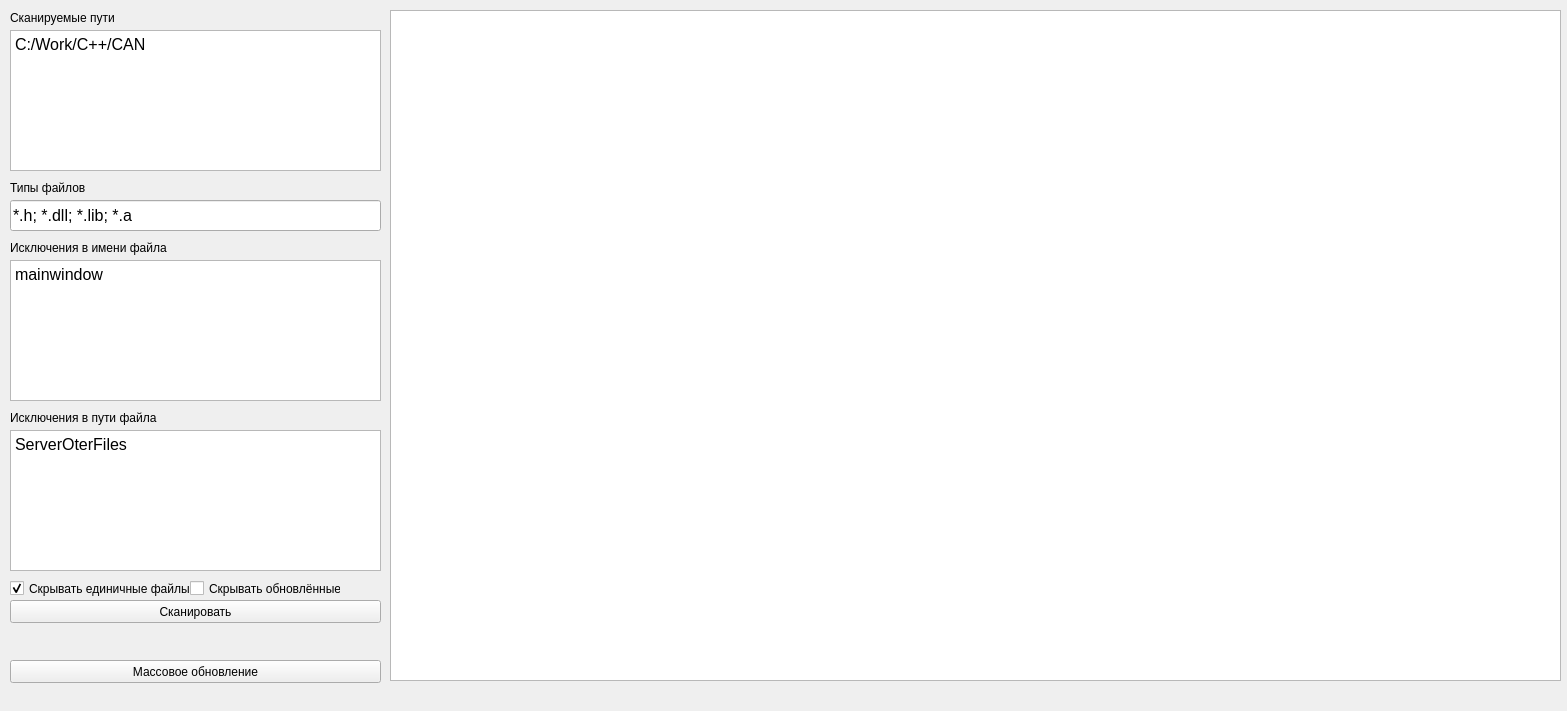
First picture: the form in includeparser.ui, repository RomaDevelop/IncludeParser, before the edit.
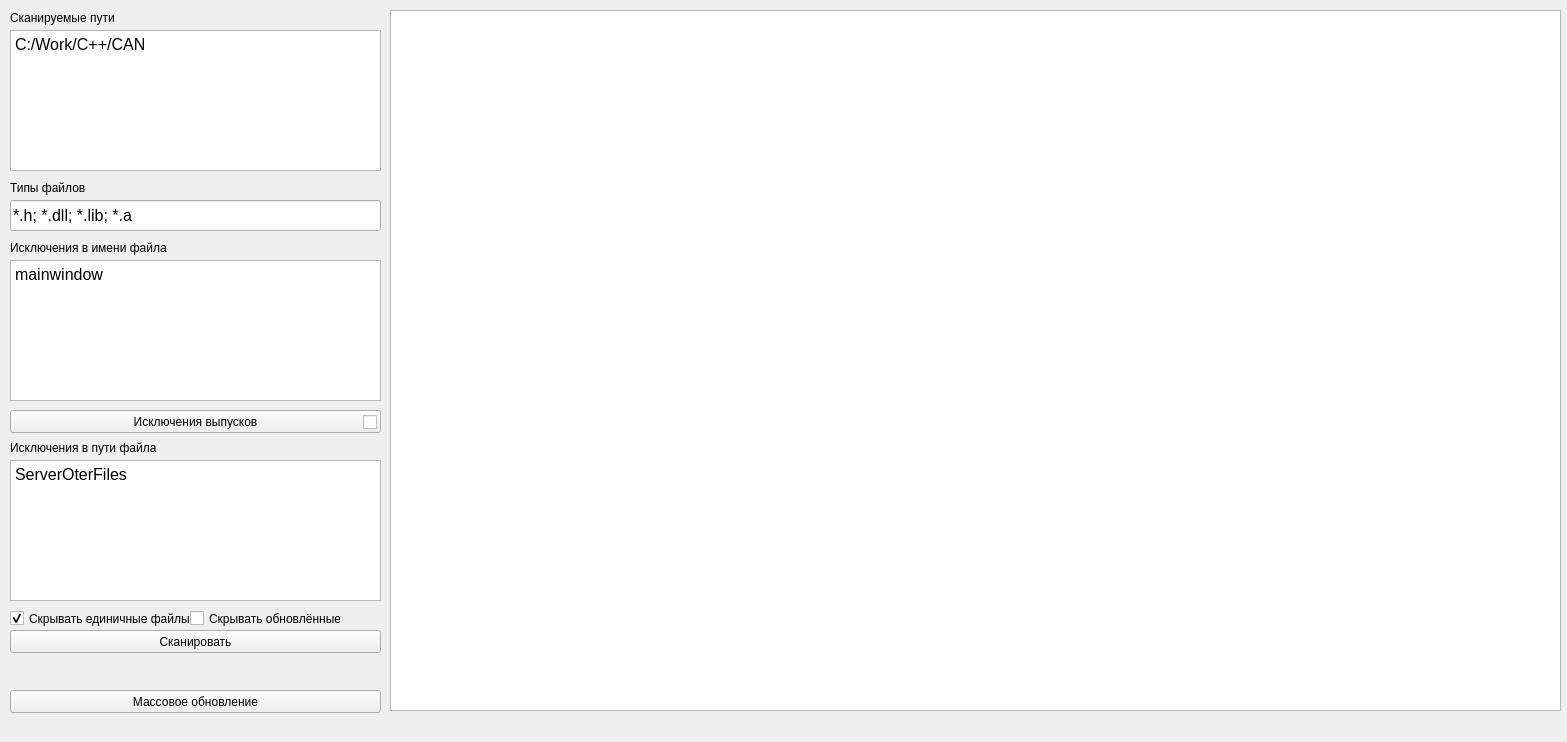
Second picture: the form after the edit.

```diff
--- a/includeparser.ui
+++ b/includeparser.ui
@@ -7,7 +7,7 @@
     <x>0</x>
     <y>0</y>
     <width>1567</width>
-    <height>711</height>
+    <height>742</height>
    </rect>
   </property>
   <property name="windowTitle">
@@ -18,7 +18,7 @@
     <property name="geometry">
      <rect>
       <x>10</x>
-      <y>600</y>
+      <y>630</y>
       <width>371</width>
       <height>23</height>
      </rect>
@@ -33,7 +33,7 @@
       <x>390</x>
       <y>10</y>
       <width>1171</width>
-      <height>671</height>
+      <height>701</height>
      </rect>
     </property>
     <property name="editTriggers">
@@ -88,7 +88,7 @@
     <property name="geometry">
      <rect>
       <x>10</x>
-      <y>430</y>
+      <y>460</y>
       <width>371</width>
       <height>141</height>
      </rect>
@@ -136,7 +136,7 @@
     <property name="geometry">
      <rect>
       <x>10</x>
-      <y>410</y>
+      <y>440</y>
       <width>171</width>
       <height>16</height>
      </rect>
@@ -180,7 +180,7 @@
     <property name="geometry">
      <rect>
       <x>10</x>
-      <y>580</y>
+      <y>610</y>
       <width>181</width>
       <height>17</height>
      </rect>
@@ -196,7 +196,7 @@
     <property name="geometry">
      <rect>
       <x>10</x>
-      <y>660</y>
+      <y>690</y>
       <width>371</width>
       <height>23</height>
      </rect>
@@ -209,7 +209,7 @@
     <property name="geometry">
      <rect>
       <x>10</x>
-      <y>630</y>
+      <y>660</y>
       <width>371</width>
       <height>21</height>
      </rect>
@@ -227,7 +227,7 @@
     <property name="geometry">
      <rect>
       <x>190</x>
-      <y>580</y>
+      <y>610</y>
       <width>151</width>
       <height>17</height>
      </rect>
@@ -236,6 +236,32 @@
      <string>Скрывать обновлённые</string>
     </property>
    </widget>
+   <widget class="QPushButton" name="btnExeptReleases">
+    <property name="geometry">
+     <rect>
+      <x>10</x>
+      <y>410</y>
+      <width>371</width>
+      <height>23</height>
+     </rect>
+    </property>
+    <property name="text">
+     <string>Исключения выпусков</string>
+    </property>
+   </widget>
+   <widget class="QCheckBox" name="chBoxExeptReleases">
+    <property name="geometry">
+     <rect>
+      <x>363</x>
+      <y>412</y>
+      <width>21</width>
+      <height>20</height>
+     </rect>
+    </property>
+    <property name="text">
+     <string/>
+    </property>
+   </widget>
   </widget>
   <widget class="QMenuBar" name="menubar">
    <property name="geometry">
```
